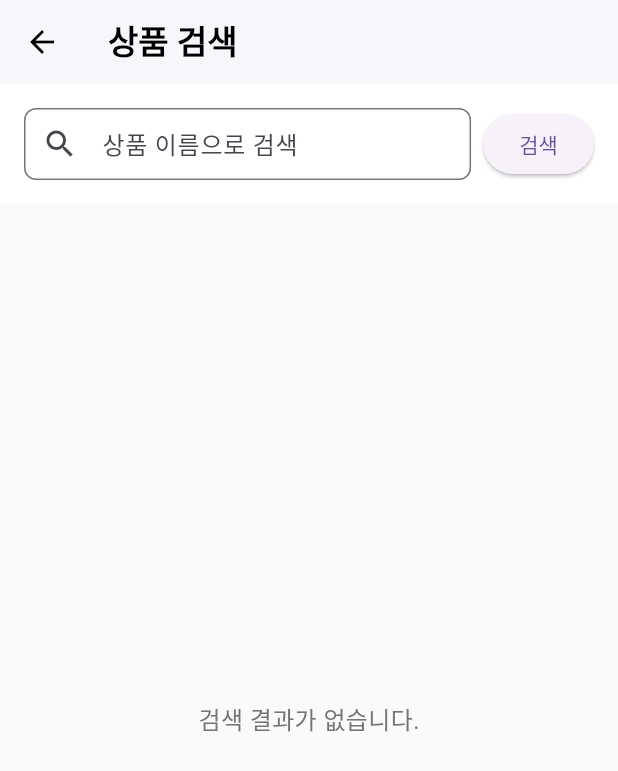
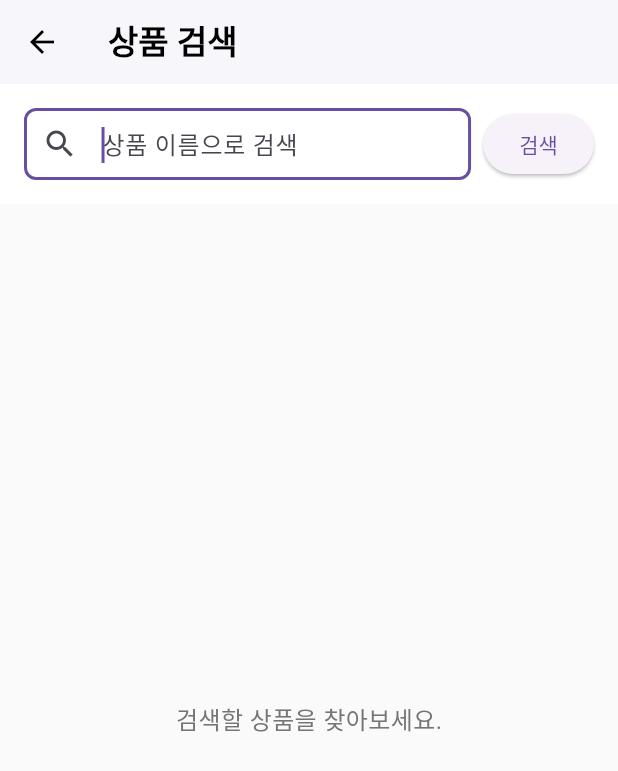
Before and after one commit to wonsang03/carrot, a Flutter app: the screen it shows after launch, after a tap on the "search" icon, on a phone screen of 412 x 824 dp. Shown: the top 771 px of the screen. Run offline on Flutter 3.47's test engine with Material 3 defaults, Android fonts, the phone set to English and light mode, and no system bars; network calls fail.

Commit message:
프론트 8번완료 6번 진행중
검색기능 구현, api수정[가상 스마트폰 사용시 주소추가(주석처리)]

```diff
--- a/lib/screens/home_page.dart
+++ b/lib/screens/home_page.dart
@@ -9,7 +9,7 @@ import 'chat_list_screen.dart';
 import 'chat_detail_screen.dart';
 import 'sell_item_screen.dart';
 import 'product_detail_screen.dart';
-import 'user_profile_screen.dart';
+import 'user_profile_screen.dart'; // UserProfileScreen import 확인
 import 'search_screen.dart';
 
 class HomePage extends StatefulWidget {
@@ -26,7 +26,7 @@ class _HomePageState extends State<HomePage> with TickerProviderStateMixin {
   List<Product> allProducts = [];
   bool _isLoading = true;
   String? _errorMessage;
-  List<Product> _filteredProducts = [];
+
 
   @override
   void initState() {
@@ -46,28 +46,14 @@ class _HomePageState extends State<HomePage> with TickerProviderStateMixin {
     });
     try {
       allProducts = await ApiService.fetchProducts();
-      _filteredProducts = allProducts;
     } catch (e) {
       setState(() {
         _errorMessage = '데이터를 불러오는 데 실패했습니다.\n서버가 켜져있는지 확인해주세요.';
       });
       allProducts = [];
-      _filteredProducts = [];
     }
     setState(() {
       _isLoading = false;
-    });
-  }
-
-  void _onSearch(String query) {
-    setState(() {
-      if (query.isEmpty) {
-        _filteredProducts = allProducts;
-      } else {
-        _filteredProducts = allProducts
-            .where((p) => p.Product_Name.toLowerCase().contains(query.toLowerCase()))
-            .toList();
-      }
     });
   }
 
@@ -76,9 +62,9 @@ class _HomePageState extends State<HomePage> with TickerProviderStateMixin {
       context,
       MaterialPageRoute(
         builder: (_) => SearchScreen(
-          filteredProducts: _filteredProducts,
+          filteredProducts: allProducts, // SearchScreen에 전체 상품 목록 전달
           onProductTap: _onProductTap,
-          onSearch: _onSearch,
+          // onSearch 콜백 제거
         ),
       ),
     );
@@ -157,20 +143,36 @@ class _HomePageState extends State<HomePage> with TickerProviderStateMixin {
     if (_errorMessage != null) {
       return Center(child: Text(_errorMessage!));
     }
+
+    List<Product> productsToShow = allProducts;
+    if (_currentIndex == 0) {
+      productsToShow = allProducts;
+    }
+
     switch (_currentIndex) {
       case 0:
-        return HomeScreen(products: allProducts, onProductTap: _onProductTap);
+        return HomeScreen(products: productsToShow, onProductTap: _onProductTap);
       case 1:
         return MapScreen(products: allProducts, onProductTap: _onProductTap);
       case 2:
-        return ChatListScreen(onRoomTap: _onChatRoomTap);
-      case 3:
       // ✨ [수정된 부분]
       // 더 이상 존재하지 않는 더미 데이터를 호출하는 대신, 임시 화면을 표시하여 오류를 해결했습니다.
       // TODO: 로그인 기능 구현 후, 실제 사용자 정보를 UserProfileScreen에 전달해야 합니다.
-        return const Center(child: Text("프로필 화면 준비 중"));
+        return ChatListScreen(onRoomTap: _onChatRoomTap);
+      case 3: // "나의 정보" 탭
+        // TODO: 로그인 기능 구현 후, 실제 사용자 정보를 UserProfileScreen에 전달해야 합니다. (이 주석은 유지)
+        // 1. UserProfileScreen에 전달할 임시 사용자 데이터를 만듭니다.
+        //추후 실제 데이터로 전송예정
+        final Map<String, dynamic> tempUserData = {
+          'name': '김당근 (임시 프론트엔드)',
+          'email': 'frontend.dev@example.com',
+          'imageUrl': 'https://placehold.co/200x200/FF9800/FFFFFF?text=🥕',
+          'location': '프론트엔드 임시 마을'
+        };
+        // 2. UserProfileScreen 위젯을 생성하고, 임시 데이터를 'user' 파라미터로 전달합니다.
+        return UserProfileScreen(user: tempUserData);
       default:
-        return HomeScreen(products: allProducts, onProductTap: _onProductTap);
+        return HomeScreen(products: productsToShow, onProductTap: _onProductTap);
     }
   }
 
--- a/lib/screens/search_screen.dart
+++ b/lib/screens/search_screen.dart
@@ -3,15 +3,16 @@ import '../models/product.dart';
 import '../widget/product_card.dart';
 
 class SearchScreen extends StatefulWidget {
+  // filteredProducts는 이제 검색 대상이 되는 '전체' 상품 목록을 의미합니다.
   final List<Product> filteredProducts;
   final void Function(Product) onProductTap;
-  final void Function(String) onSearch;
+  // onSearch 콜백은 제거됩니다.
 
   const SearchScreen({
     Key? key,
-    required this.filteredProducts,
+    required this.filteredProducts, // 이 이름은 유지하지만, 실제로는 검색 전 '전체' 목록입니다.
     required this.onProductTap,
-    required this.onSearch,
+    // required this.onSearch, // 이 줄 제거
   }) : super(key: key);
 
   @override
@@ -20,7 +21,34 @@ class SearchScreen extends StatefulWidget {
 
 class _SearchScreenState extends State<SearchScreen> {
   final TextEditingController _searchController = TextEditingController();
+  List<Product> _displayedProducts = []; // 화면에 실제로 보여줄 상품 목록
 
+
+  @override
+  void initState() {
+    super.initState();
+  }
+
+  // SearchScreen 내부 검색 로직
+  void _performSearch(String query) {
+    if (query.isEmpty) {
+      // 검색어가 없으면 빈 목록을 보여줌
+      setState(() {
+        _displayedProducts = []; // 검색어 없으면 결과 없음
+      });
+    } else {
+      // 검색어가 있으면 widget.filteredProducts (원본 전체 목록)에서 필터링
+      final List<Product> searchResults = widget.filteredProducts
+          .where((product) =>
+              product.Product_Name.toLowerCase().contains(query.toLowerCase()))
+          .toList();
+      setState(() {
+        _displayedProducts = searchResults;
+      });
+    }
+  }
+
+  //구성
   @override
   Widget build(BuildContext context) {
     return Scaffold(
@@ -46,29 +74,34 @@ class _SearchScreenState extends State<SearchScreen> {
                       border: OutlineInputBorder(borderRadius: BorderRadius.circular(8)),
                       contentPadding: const EdgeInsets.symmetric(vertical: 0, horizontal: 12),
                     ),
-                    onSubmitted: widget.onSearch,
+                    onSubmitted: _performSearch,
+                    autofocus: true,
                   ),
                 ),
                 const SizedBox(width: 8),
                 ElevatedButton(
-                  onPressed: () => widget.onSearch(_searchController.text),
+                  // 검색 버튼 클릭 시 _performSearch 호출
+                  onPressed: () => _performSearch(_searchController.text),
                   child: const Text('검색'),
                 ),
               ],
             ),
           ),
           Expanded(
-            child: widget.filteredProducts.isEmpty
+            // _displayedProducts를 기준으로 UI 업데이트
+            child: _displayedProducts.isEmpty
                 ? Center(
                     child: Text(
-                '검색 결과가 없습니다.',
+                      _searchController.text.isNotEmpty // 검색어를 입력했는데 결과가 없는 경우
+                          ? '검색 결과가 없습니다.'
+                          : '검색할 상품을 찾아보세요.', // 초기 또는 검색어 입력 전
                       style: TextStyle(color: Colors.grey[600], fontSize: 16),
                     ),
                   )
                 : ListView.builder(
-              itemCount: widget.filteredProducts.length,
+                    itemCount: _displayedProducts.length,
                     itemBuilder: (_, i) {
-                final product = widget.filteredProducts[i];
+                      final product = _displayedProducts[i];
                       return ProductCard(
                         product: product,
                         onTap: () => widget.onProductTap(product),
--- a/lib/screens/user_profile_screen.dart
+++ b/lib/screens/user_profile_screen.dart
@@ -5,7 +5,8 @@ import 'package:flutter/material.dart';
 class UserProfileScreen extends StatelessWidget {
   // ✨ [추가] 외부에서 사용자 정보를 전달받기 위한 변수.
   // final User user; // TODO: 실제 User 모델로 교체하세요.
-  final dynamic user; // 지금은 임시로 dynamic 타입을 사용합니다.
+  // (수정) user 변수의 타입을 Map<String, dynamic>으로 명시합니다.
+  final Map<String, dynamic> user;
 
   // ✨ [수정] 생성자에서 user 객체를 필수로 받도록 변경합니다.
   const UserProfileScreen({Key? key, required this.user}) : super(key: key);
@@ -24,14 +25,18 @@ class UserProfileScreen extends StatelessWidget {
             CircleAvatar(
               radius: 50,
               // ✨ [수정] 이제 외부에서 전달받은 user 객체의 정보를 사용합니다.
-              backgroundImage: NetworkImage(user.imageUrl ?? 'https://placehold.co/150x150'),
+              // (수정) user.imageUrl -> user['imageUrl']
+              backgroundImage: NetworkImage(user['imageUrl'] ?? 'https://placehold.co/150x150'),
             ),
             const SizedBox(height: 16),
-            Text(user.name ?? '사용자 이름', style: const TextStyle(fontSize: 22, fontWeight: FontWeight.bold)),
+            // (수정) user.name -> user['name']
+            Text(user['name'] ?? '사용자 이름', style: const TextStyle(fontSize: 22, fontWeight: FontWeight.bold)),
             const SizedBox(height: 8),
-            Text(user.email ?? '이메일 정보 없음', style: const TextStyle(fontSize: 16, color: Colors.grey)),
+            // (수정) user.email -> user['email']
+            Text(user['email'] ?? '이메일 정보 없음', style: const TextStyle(fontSize: 16, color: Colors.grey)),
             const SizedBox(height: 8),
-            Text('위치: ${user.location ?? '위치 정보 없음'}'),
+            // (수정) user.location -> user['location']
+            Text('위치: ${user['location'] ?? '위치 정보 없음'}'),
             const SizedBox(height: 32),
             ElevatedButton(
               onPressed: () {
--- a/lib/services/api_service.dart
+++ b/lib/services/api_service.dart
@@ -7,6 +7,7 @@ import '../screens/chat_detail_screen.dart';
 
 class ApiService {
   static const String baseUrl = 'http://127.0.0.1:5000';
+  //static const String baseUrl = 'http://10.0.2.2:5000';
   static const Map<String, String> headers = {
     'Content-Type': 'application/json',
     'Accept': 'application/json',
```
Also changed, not shown: lib/screens/home_screen.dart (+17 -13 lines). Lines whose indentation alone changed are shown as unchanged.
